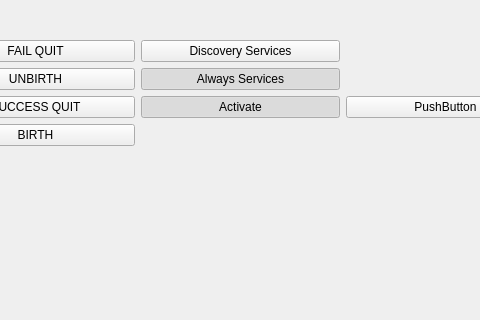
Before: the Qt Designer form integration/v2/src/libs/libuptime/widgets/uptime/ui/DebuggerWidget.ui in mrdeveloperdude/OctoMY, drawn with Qt 5; both pictures show x 84 to 564 and y 0 to 320 of the 854 by 772 pixel window.
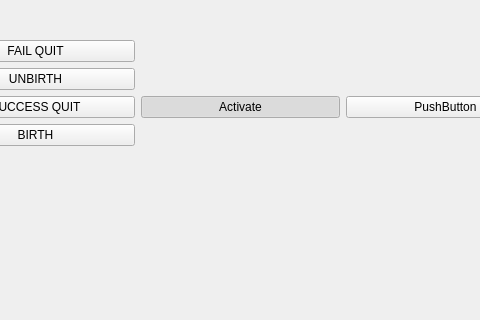
After: the same form once the commit is applied. The open tabs and pages were chosen to show the change. Custom widgets are drawn as their Qt base class.

Commit message: Added always control level to use trytoggle

Patch:
```diff
--- a/integration/v2/src/libs/libuptime/widgets/uptime/ui/DebuggerWidget.ui
+++ b/integration/v2/src/libs/libuptime/widgets/uptime/ui/DebuggerWidget.ui
@@ -137,35 +137,6 @@
         </property>
        </widget>
       </item>
-      <item row="1" column="1">
-       <widget class="QPushButton" name="pushButtonAlwaysServices">
-        <property name="text">
-         <string>Always Services</string>
-        </property>
-        <property name="checkable">
-         <bool>true</bool>
-        </property>
-        <property name="checked">
-         <bool>true</bool>
-        </property>
-       </widget>
-      </item>
-      <item row="0" column="1">
-       <widget class="QPushButton" name="pushButtonDiscoveryService">
-        <property name="sizePolicy">
-         <sizepolicy hsizetype="Minimum" vsizetype="Minimum">
-          <horstretch>0</horstretch>
-          <verstretch>0</verstretch>
-         </sizepolicy>
-        </property>
-        <property name="text">
-         <string>Discovery Services</string>
-        </property>
-        <property name="checkable">
-         <bool>true</bool>
-        </property>
-       </widget>
-      </item>
       <item row="0" column="2" colspan="2">
        <spacer name="horizontalSpacer">
         <property name="orientation">
@@ -179,7 +150,7 @@
         </property>
        </spacer>
       </item>
-      <item row="3" column="1">
+      <item row="0" column="1">
        <widget class="TryToggle" name="tryToggleDiscovery" native="true">
         <property name="sizePolicy">
          <sizepolicy hsizetype="Minimum" vsizetype="Minimum">
@@ -189,6 +160,16 @@
         </property>
        </widget>
       </item>
+      <item row="1" column="1">
+       <widget class="TryToggle" name="tryToggleAlways" native="true">
+        <property name="sizePolicy">
+         <sizepolicy hsizetype="Minimum" vsizetype="Minimum">
+          <horstretch>0</horstretch>
+          <verstretch>0</verstretch>
+         </sizepolicy>
+        </property>
+       </widget>
+      </item>
      </layout>
     </widget>
    </item>
```
Left out of the diff: 2 changed lines with no effect on the pictures. The commit also changes 2 other files.
